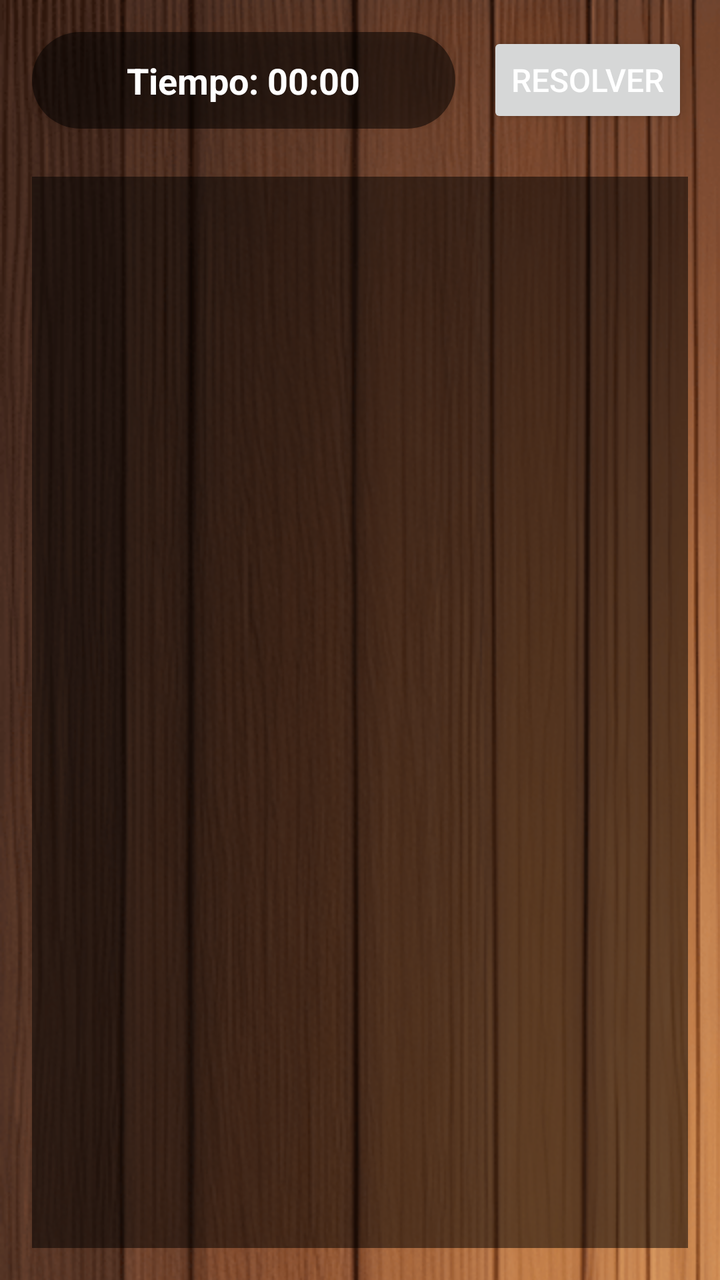
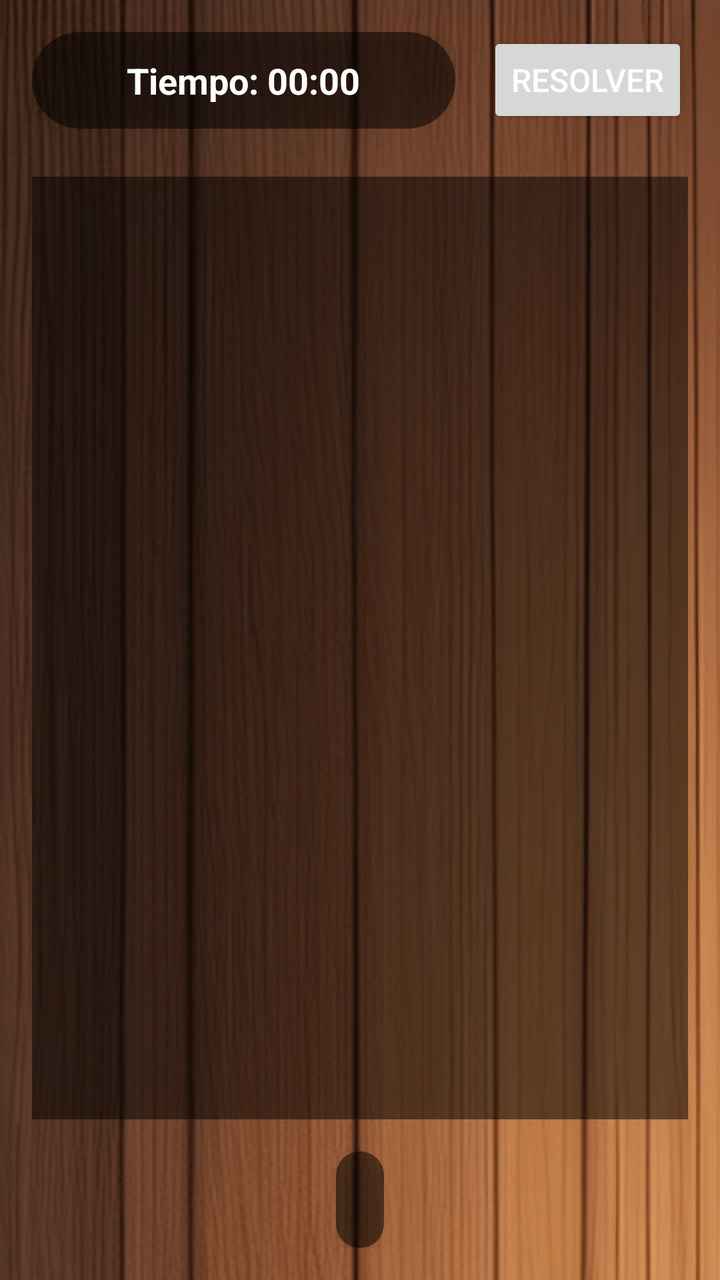

Compare the two renders of this Android layout. The source of the first and the diff that turns it into the second are given below.
<!-- AndroidManifest.xml: application theme Theme.AppCompat.Light.NoActionBar -->
<!-- res/layout/activity_main.xml -->
<LinearLayout xmlns:android="http://schemas.android.com/apk/res/android"
    android:layout_width="match_parent"
    android:layout_height="match_parent"
    android:background="@drawable/wood_background"
    android:orientation="vertical"
    android:padding="16dp">

    
    <LinearLayout
        android:layout_width="match_parent"
        android:layout_height="wrap_content"
        android:gravity="center_vertical"
        android:orientation="horizontal"
        android:layout_marginBottom="24dp">

        <TextView
            android:id="@+id/timerTextView"
            android:layout_width="0dp"
            android:layout_height="wrap_content"
            android:layout_weight="1"
            android:background="@drawable/timer_background"
            android:elevation="4dp"
            android:gravity="center"
            android:padding="12dp"
            android:text="Tiempo: 00:00"
            android:textColor="@color/white"
            android:textSize="18sp"
            android:textStyle="bold"/>

        <Button
            android:id="@+id/btnResolver"
            android:layout_width="wrap_content"
            android:layout_height="wrap_content"
            android:layout_marginStart="16dp"
            android:elevation="4dp"
            android:padding="12dp"
            android:text="Resolver"
            android:textColor="@color/white"
            android:textSize="16sp"/>

    </LinearLayout>

    
    <FrameLayout
        android:layout_width="match_parent"
        android:layout_height="0dp"
        android:layout_weight="1"
        android:background="#80000000"
        android:padding="8dp">

        <GridLayout
            android:id="@+id/gridLayout"
            android:layout_width="match_parent"
            android:layout_height="match_parent"
            android:columnCount="3"
            android:rowCount="3"
            android:alignmentMode="alignMargins"
            android:padding="4dp"/>

    </FrameLayout>

</LinearLayout>
<!-- resources referenced by this layout -->
<resources>
  <color name="white">#FFFFFF</color>
  <!-- drawable timer_background (drawable) -->
  <shape xmlns:android="http://schemas.android.com/apk/res/android">
      <solid android:color="#80000000"/> 
      <corners android:radius="24dp"/>
  </shape>
  <!-- drawable wood_background (drawable) -->
  <bitmap xmlns:android="http://schemas.android.com/apk/res/android"
      android:src="@drawable/wood_texture"
      android:tileMode="repeat" /> 
  <!-- drawable wood_texture: png bitmap (drawable, 578807 bytes) -->
</resources>

<!-- the commit's change to res/layout/activity_main.xml (unified diff, before → after) -->
@@ -59,4 +59,19 @@
 
     </FrameLayout>
 
+    
+    <TextView
+        android:id="@+id/txtNumeroFaltante"
+        android:layout_width="wrap_content"
+        android:layout_height="wrap_content"
+        android:layout_marginTop="16dp"
+        android:background="@drawable/timer_background"
+        android:elevation="4dp"
+        android:gravity="center"
+        android:padding="12dp"
+        android:textColor="@color/white"
+        android:textSize="18sp"
+        android:textStyle="bold"
+        android:layout_gravity="center_horizontal"/>
+
 </LinearLayout>
